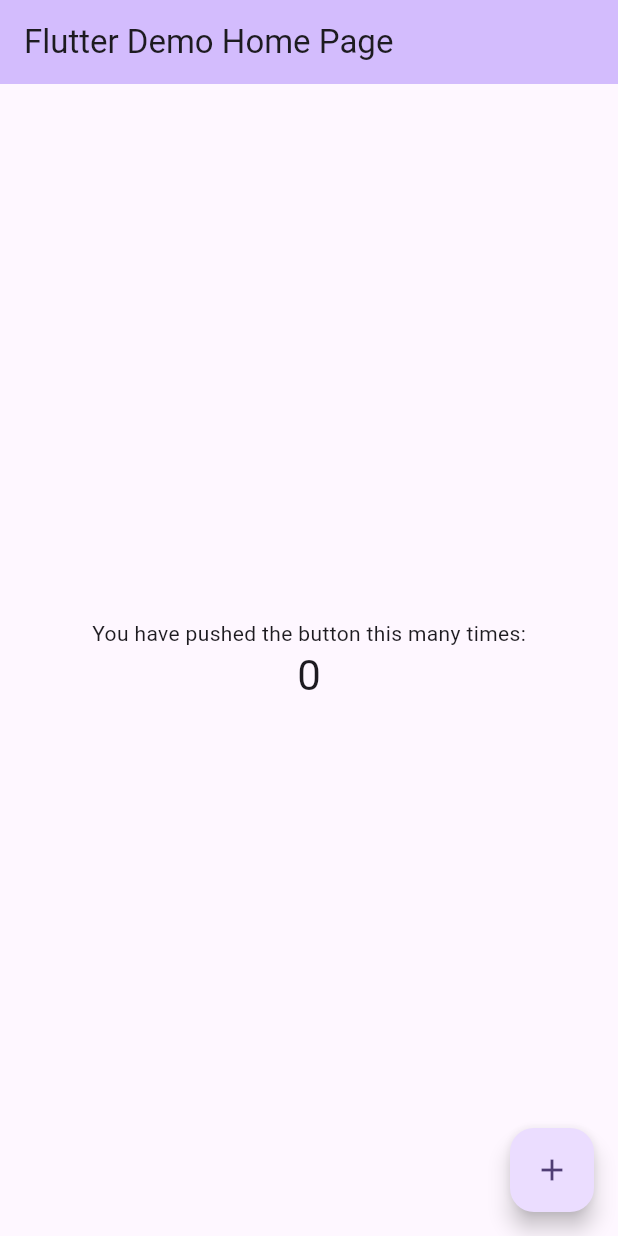
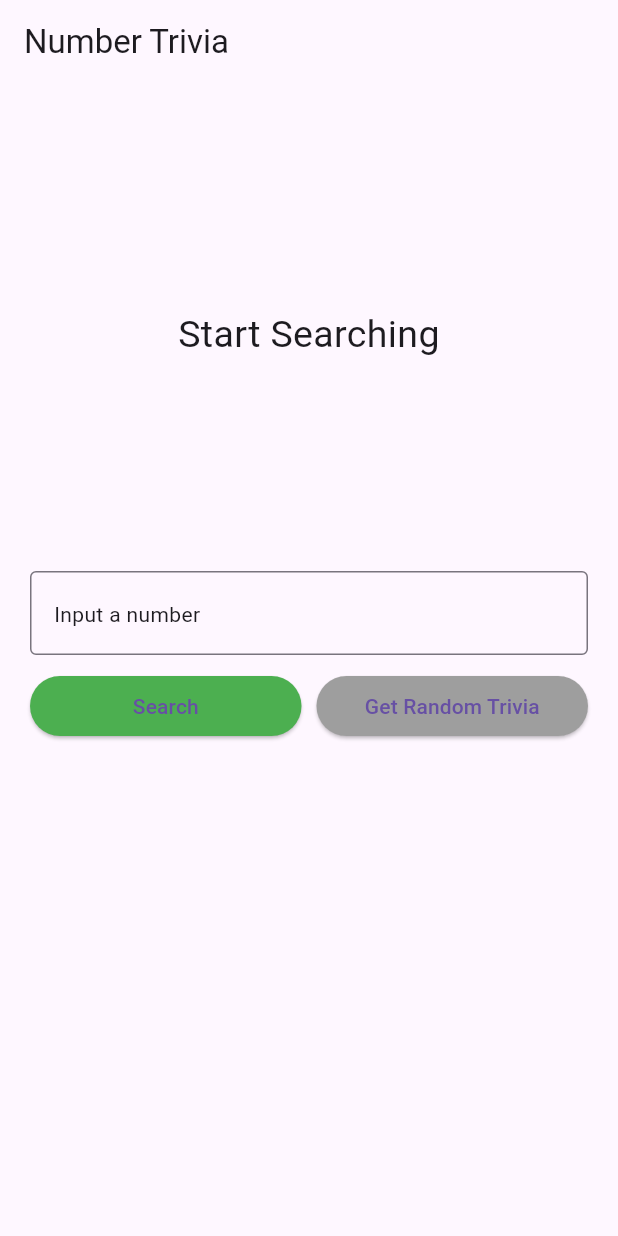
Before and after one commit to kennethogrey/flutter_projects, a Flutter app: the screen it shows after launch, on a phone screen of 412 x 824 dp. Run offline on Flutter 3.47's test engine with Material 3 defaults, Android fonts, the phone set to English and light mode, and no system bars; our stand-ins replace dartz, equatable, flutter_bloc, flutter_svg, fpdart, get_it and 4 more; accounts and stored records are empty.

Commit message:
done with clean architecture numbers trivia application

```diff
--- /dev/null
+++ b/clean_architecture_tdd_trivia_app/devtools_options.yaml
@@ -0,0 +1,3 @@
+description: This file stores settings for Dart & Flutter DevTools.
+documentation: https://docs.flutter.dev/tools/devtools/extensions#configure-extension-enablement-states
+extensions:
--- a/clean_architecture_tdd_trivia_app/lib/features/number_trivia/data/models/number_trivia_model.dart
+++ b/clean_architecture_tdd_trivia_app/lib/features/number_trivia/data/models/number_trivia_model.dart
@@ -1,8 +1,7 @@
 import 'package:clean_architecture_tdd_trivia_app/features/number_trivia/domain/entities/number_trivia.dart';
 
 class NumberTriviaModel extends NumberTrivia {
-  const NumberTriviaModel({required int number, required String text})
-    : super(text: text, number: number);
+  const NumberTriviaModel({required super.number, required super.text});
 
   factory NumberTriviaModel.fromJson(Map<String, dynamic> json) {
     return NumberTriviaModel(
--- /dev/null
+++ b/clean_architecture_tdd_trivia_app/lib/features/number_trivia/presentation/bloc/number_trivia_bloc.dart
@@ -0,0 +1,76 @@
+import 'package:clean_architecture_tdd_trivia_app/core/error/failures.dart';
+import 'package:clean_architecture_tdd_trivia_app/core/usecases/usecase.dart';
+import 'package:clean_architecture_tdd_trivia_app/core/utils/input_converter.dart';
+import 'package:clean_architecture_tdd_trivia_app/features/number_trivia/domain/entities/number_trivia.dart';
+import 'package:clean_architecture_tdd_trivia_app/features/number_trivia/domain/usecases/get_concrete_number_trivia.dart';
+import 'package:clean_architecture_tdd_trivia_app/features/number_trivia/domain/usecases/get_random_number_trivia.dart';
+import 'package:equatable/equatable.dart';
+import 'package:flutter_bloc/flutter_bloc.dart';
+
+part 'number_trivia_event.dart';
+part 'number_trivia_state.dart';
+
+const String serverFailureMessage = 'Server Failure';
+const String cacheFailureMessage = 'Cache Failure';
+const String invalidInputFailureMessage =
+    'Invalid Input - The number must be a positive integer or zero.';
+
+class NumberTriviaBloc extends Bloc<NumberTriviaEvent, NumberTriviaState> {
+  final GetConcreteNumberTrivia getConcreteNumberTrivia;
+  final GetRandomNumberTrivia getRandomNumberTrivia;
+  final InputConverter inputConverter;
+  NumberTriviaBloc({
+    required this.getConcreteNumberTrivia,
+    required this.getRandomNumberTrivia,
+    required this.inputConverter,
+  }) : super(Empty()) {
+    on<GetTriviaForConcreteNumber>((event, emit) {
+      final inputEither = inputConverter.stringToUnsignedInteger(
+        event.numberString,
+      );
+      inputEither.fold(
+        (failure) {
+          return emit(Error(message: invalidInputFailureMessage));
+        },
+        (integer) async {
+          emit(Loading());
+          final failureOrTrivia = await getConcreteNumberTrivia(
+            Params(number: integer),
+          );
+          failureOrTrivia.fold(
+            (failure) {
+              return emit(Error(message: _mapFailureToMessage(failure)));
+            },
+            (trivia) {
+              return emit(Loaded(trivia: trivia));
+            },
+          );
+        },
+      );
+    });
+
+    on<GetTriviaForRandomNumber>((event, emit) async {
+      emit(Loading());
+      final failureOrTrivia = await getRandomNumberTrivia(NoParams());
+      failureOrTrivia.fold(
+        (failure) {
+          return emit(Error(message: _mapFailureToMessage(failure)));
+        },
+        (trivia) {
+          return emit(Loaded(trivia: trivia));
+        },
+      );
+    });
+  }
+
+  String _mapFailureToMessage(Failure failure) {
+    switch (failure.runtimeType) {
+      case ServerFailure():
+        return serverFailureMessage;
+      case CacheFailure():
+        return cacheFailureMessage;
+      default:
+        return 'Unexpected error';
+    }
+  }
+}
--- /dev/null
+++ b/clean_architecture_tdd_trivia_app/lib/features/number_trivia/presentation/bloc/number_trivia_event.dart
@@ -0,0 +1,18 @@
+part of 'number_trivia_bloc.dart';
+
+sealed class NumberTriviaEvent extends Equatable {
+  const NumberTriviaEvent();
+
+  @override
+  List<Object> get props => [];
+}
+
+class GetTriviaForConcreteNumber extends NumberTriviaEvent {
+  final String numberString;
+  const GetTriviaForConcreteNumber(this.numberString);
+
+  @override
+  List<Object> get props => [numberString];
+}
+
+class GetTriviaForRandomNumber extends NumberTriviaEvent {}
--- /dev/null
+++ b/clean_architecture_tdd_trivia_app/lib/features/number_trivia/presentation/bloc/number_trivia_state.dart
@@ -0,0 +1,29 @@
+part of 'number_trivia_bloc.dart';
+
+sealed class NumberTriviaState extends Equatable {
+  const NumberTriviaState();
+
+  @override
+  List<Object> get props => [];
+}
+
+final class Empty extends NumberTriviaState {}
+
+final class Loading extends NumberTriviaState {}
+
+final class Loaded extends NumberTriviaState {
+  final NumberTrivia trivia;
+  const Loaded({required this.trivia});
+
+  @override
+  List<Object> get props => [trivia];
+}
+
+final class Error extends NumberTriviaState {
+  final String message;
+
+  const Error({required this.message});
+
+  @override
+  List<Object> get props => [message];
+}
--- /dev/null
+++ b/clean_architecture_tdd_trivia_app/lib/features/number_trivia/presentation/pages/number_trivia_page.dart
@@ -0,0 +1,40 @@
+import 'package:clean_architecture_tdd_trivia_app/features/number_trivia/presentation/bloc/number_trivia_bloc.dart';
+import 'package:clean_architecture_tdd_trivia_app/features/number_trivia/presentation/widgets/loading_widget.dart';
+import 'package:clean_architecture_tdd_trivia_app/features/number_trivia/presentation/widgets/message_display.dart';
+import 'package:clean_architecture_tdd_trivia_app/features/number_trivia/presentation/widgets/trivia_controls.dart';
+import 'package:clean_architecture_tdd_trivia_app/features/number_trivia/presentation/widgets/trivia_display.dart';
+import 'package:flutter/material.dart';
+import 'package:flutter_bloc/flutter_bloc.dart';
+
+class NumberTriviaPage extends StatelessWidget {
+  const NumberTriviaPage({super.key});
+
+  @override
+  Widget build(BuildContext context) {
+    return Scaffold(
+      appBar: AppBar(title: Text('Number Trivia')),
+      body: Padding(
+        padding: const EdgeInsets.all(20),
+        child: Column(
+          children: [
+            SizedBox(height: 10),
+            BlocBuilder<NumberTriviaBloc, NumberTriviaState>(
+              builder: (context, state) {
+                if (state is Empty) {
+                  return MessageDisplay(message: 'Start Searching');
+                } else if (state is Error) {
+                  return MessageDisplay(message: state.message);
+                } else if (state is Loading) {
+                  return LoadingWidget();
+                }
+                return TriviaDisplay(numberTrivia: (state as Loaded).trivia);
+              },
+            ),
+            SizedBox(height: 20),
+            TriviaControls(),
+          ],
+        ),
+      ),
+    );
+  }
+}
--- /dev/null
+++ b/clean_architecture_tdd_trivia_app/lib/features/number_trivia/presentation/widgets/message_display.dart
@@ -0,0 +1,22 @@
+import 'package:flutter/material.dart';
+
+class MessageDisplay extends StatelessWidget {
+  final String message;
+  const MessageDisplay({super.key, required this.message});
+
+  @override
+  Widget build(BuildContext context) {
+    return Container(
+      height: MediaQuery.of(context).size.height / 3,
+      child: Center(
+        child: SingleChildScrollView(
+          child: Text(
+            message,
+            style: TextStyle(fontSize: 25),
+            textAlign: TextAlign.center,
+          ),
+        ),
+      ),
+    );
+  }
+}
--- /dev/null
+++ b/clean_architecture_tdd_trivia_app/lib/features/number_trivia/presentation/widgets/trivia_controls.dart
@@ -0,0 +1,66 @@
+import 'package:clean_architecture_tdd_trivia_app/features/number_trivia/presentation/bloc/number_trivia_bloc.dart';
+import 'package:flutter/material.dart';
+import 'package:flutter_bloc/flutter_bloc.dart';
+
+class TriviaControls extends StatefulWidget {
+  const TriviaControls({super.key});
+
+  @override
+  State<TriviaControls> createState() => _TriviaControlsState();
+}
+
+class _TriviaControlsState extends State<TriviaControls> {
+  TextEditingController input = TextEditingController();
+  @override
+  void dispose() {
+    input.dispose();
+    super.dispose();
+  }
+
+  @override
+  Widget build(BuildContext context) {
+    return Column(
+      children: [
+        TextField(
+          controller: input,
+          decoration: InputDecoration(
+            border: OutlineInputBorder(),
+            hint: Text('Input a number'),
+          ),
+        ),
+        SizedBox(height: 10),
+        Row(
+          children: [
+            Expanded(
+              child: ElevatedButton(
+                onPressed: () {
+                  context.read<NumberTriviaBloc>().add(
+                    GetTriviaForConcreteNumber(input.text),
+                  );
+                },
+                style: ButtonStyle(
+                  backgroundColor: WidgetStateProperty.all<Color>(Colors.green),
+                ),
+                child: Text('Search'),
+              ),
+            ),
+            SizedBox(width: 10),
+            Expanded(
+              child: ElevatedButton(
+                onPressed: () {
+                  context.read<NumberTriviaBloc>().add(
+                    GetTriviaForRandomNumber(),
+                  );
+                },
+                style: ButtonStyle(
+                  backgroundColor: WidgetStateProperty.all<Color>(Colors.grey),
+                ),
+                child: Text('Get Random Trivia'),
+              ),
+            ),
+          ],
+        ),
+      ],
+    );
+  }
+}
--- a/clean_architecture_tdd_trivia_app/lib/main.dart
+++ b/clean_architecture_tdd_trivia_app/lib/main.dart
@@ -1,122 +1,27 @@
+import 'package:clean_architecture_tdd_trivia_app/features/number_trivia/presentation/bloc/number_trivia_bloc.dart';
+import 'package:clean_architecture_tdd_trivia_app/features/number_trivia/presentation/pages/number_trivia_page.dart';
 import 'package:flutter/material.dart';
+import 'package:flutter_bloc/flutter_bloc.dart';
+import 'injection_container.dart' as di;
 
-void main() {
+void main() async {
+  WidgetsFlutterBinding.ensureInitialized();
+  await di.init();
   runApp(const MyApp());
 }
 
 class MyApp extends StatelessWidget {
   const MyApp({super.key});
-
-  // This widget is the root of your application.
   @override
   Widget build(BuildContext context) {
-    return MaterialApp(
-      title: 'Flutter Demo',
-      theme: ThemeData(
-        // This is the theme of your application.
-        //
-        // TRY THIS: Try running your application with "flutter run". You'll see
-        // the application has a purple toolbar. Then, without quitting the app,
-        // try changing the seedColor in the colorScheme below to Colors.green
-        // and then invoke "hot reload" (save your changes or press the "hot
-        // reload" button in a Flutter-supported IDE, or press "r" if you used
-        // the command line to start the app).
-        //
-        // Notice that the counter didn't reset back to zero; the application
-        // state is not lost during the reload. To reset the state, use hot
-        // restart instead.
-        //
-        // This works for code too, not just values: Most code changes can be
-        // tested with just a hot reload.
-        colorScheme: ColorScheme.fromSeed(seedColor: Colors.deepPurple),
+    return BlocProvider(
+      create: (context) => di.sl<NumberTriviaBloc>(),
+      child: MaterialApp(
+        title: 'Number Trivia',
+        debugShowCheckedModeBanner: false,
+        theme: ThemeData(primaryColor: Colors.green.shade800),
+        home: NumberTriviaPage(),
       ),
-      home: const MyHomePage(title: 'Flutter Demo Home Page'),
     );
   }
 }
-
-class MyHomePage extends StatefulWidget {
-  const MyHomePage({super.key, required this.title});
-
-  // This widget is the home page of your application. It is stateful, meaning
-  // that it has a State object (defined below) that contains fields that affect
-  // how it looks.
-
-  // This class is the configuration for the state. It holds the values (in this
-  // case the title) provided by the parent (in this case the App widget) and
-  // used by the build method of the State. Fields in a Widget subclass are
-  // always marked "final".
-
-  final String title;
-
-  @override
-  State<MyHomePage> createState() => _MyHomePageState();
-}
-
-class _MyHomePageState extends State<MyHomePage> {
-  int _counter = 0;
-
-  void _incrementCounter() {
-    setState(() {
-      // This call to setState tells the Flutter framework that something has
-      // changed in this State, which causes it to rerun the build method below
-      // so that the display can reflect the updated values. If we changed
-      // _counter without calling setState(), then the build method would not be
-      // called again, and so nothing would appear to happen.
-      _counter++;
-    });
-  }
-
-  @override
-  Widget build(BuildContext context) {
-    // This method is rerun every time setState is called, for instance as done
-    // by the _incrementCounter method above.
-    //
-    // The Flutter framework has been optimized to make rerunning build methods
-    // fast, so that you can just rebuild anything that needs updating rather
-    // than having to individually change instances of widgets.
-    return Scaffold(
-      appBar: AppBar(
-        // TRY THIS: Try changing the color here to a specific color (to
-        // Colors.amber, perhaps?) and trigger a hot reload to see the AppBar
-        // change color while the other colors stay the same.
-        backgroundColor: Theme.of(context).colorScheme.inversePrimary,
-        // Here we take the value from the MyHomePage object that was created by
-        // the App.build method, and use it to set our appbar title.
-        title: Text(widget.title),
-      ),
-      body: Center(
-        // Center is a layout widget. It takes a single child and positions it
-        // in the middle of the parent.
-        child: Column(
-          // Column is also a layout widget. It takes a list of children and
-          // arranges them vertically. By default, it sizes itself to fit its
-          // children horizontally, and tries to be as tall as its parent.
-          //
-          // Column has various properties to control how it sizes itself and
-          // how it positions its children. Here we use mainAxisAlignment to
-          // center the children vertically; the main axis here is the vertical
-          // axis because Columns are vertical (the cross axis would be
-          // horizontal).
-          //
-          // TRY THIS: Invoke "debug painting" (choose the "Toggle Debug Paint"
-          // action in the IDE, or press "p" in the console), to see the
-          // wireframe for each widget.
-          mainAxisAlignment: MainAxisAlignment.center,
-          children: <Widget>[
-            const Text('You have pushed the button this many times:'),
-            Text(
-              '$_counter',
-              style: Theme.of(context).textTheme.headlineMedium,
-            ),
-          ],
-        ),
-      ),
-      floatingActionButton: FloatingActionButton(
-        onPressed: _incrementCounter,
-        tooltip: 'Increment',
-        child: const Icon(Icons.add),
-      ), // This trailing comma makes auto-formatting nicer for build methods.
-    );
-  }
-}
```
Also changed, not shown: clean_architecture_tdd_trivia_app/lib/core/utils/input_converter.dart (added, +16 -0 lines), clean_architecture_tdd_trivia_app/lib/features/number_trivia/data/datasources/number_trivia_local_datasource.dart (+5 -6 lines), clean_architecture_tdd_trivia_app/lib/features/number_trivia/data/datasources/number_trivia_remote_datasource.dart (+34 -0 lines), clean_architecture_tdd_trivia_app/lib/features/number_trivia/presentation/widgets/loading_widget.dart (added, +13 -0 lines), clean_architecture_tdd_trivia_app/lib/features/number_trivia/presentation/widgets/trivia_display.dart (added, +34 -0 lines), clean_architecture_tdd_trivia_app/lib/injection_container.dart (added, +57 -0 lines).
